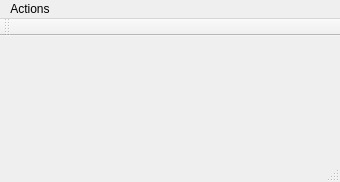
The window that BoneLedDisplay/BoneLedDisplay.ui (Syntro/BeagleBoneLeds) describes before a commit, drawn with Qt 5.
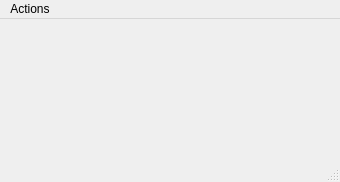
The same window after the commit.

Commit message: Remove toolbar from window. Need more space on touchscreens

What changed in the file:
```diff
--- a/BoneLedDisplay/BoneLedDisplay.ui
+++ b/BoneLedDisplay/BoneLedDisplay.ui
@@ -31,14 +31,6 @@
    </widget>
    <addaction name="menuActions"/>
   </widget>
-  <widget class="QToolBar" name="mainToolBar">
-   <attribute name="toolBarArea">
-    <enum>TopToolBarArea</enum>
-   </attribute>
-   <attribute name="toolBarBreak">
-    <bool>false</bool>
-   </attribute>
-  </widget>
   <widget class="QStatusBar" name="statusBar"/>
   <action name="actionExit">
    <property name="text">
```
